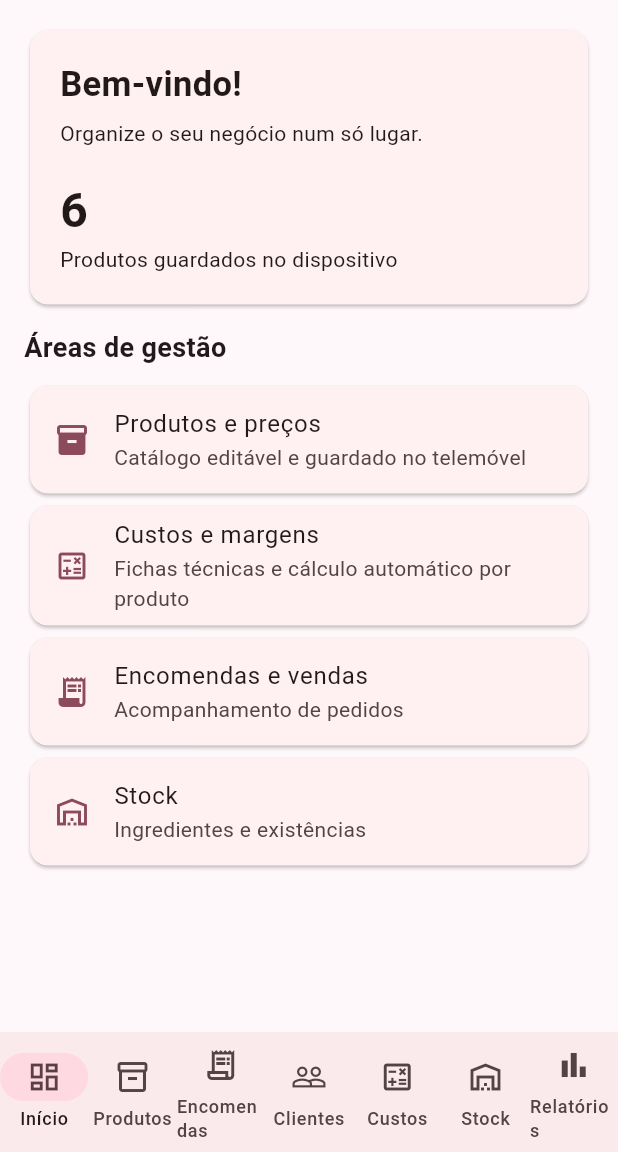
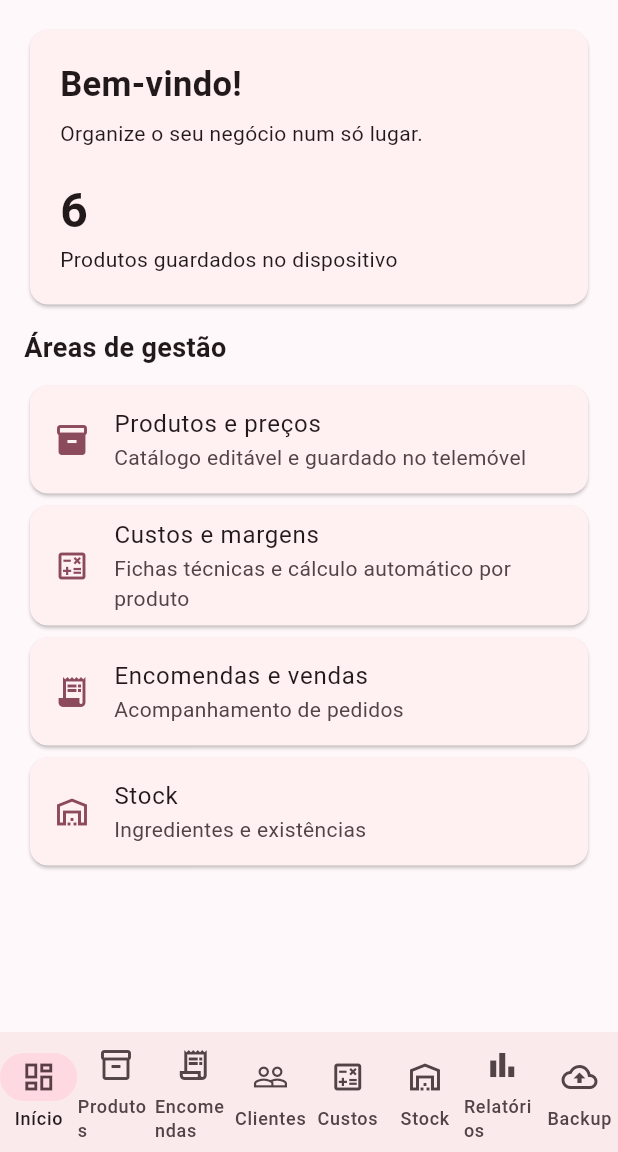
Before and after one commit to nogueiramafrapt-bit/nogueira-gestao, a Flutter app: the screen it shows after launch, on a phone screen of 412 x 824 dp, the part 84-1236 px from its top. Run offline on Flutter 3.47's test engine with Material 3 defaults, Android fonts, the phone set to English and light mode, and no system bars; our stand-ins replace shared_preferences.

Commit message:
Adicionar backup completo e exportação CSV de encomendas

```diff
--- a/lib/app.dart
+++ b/lib/app.dart
@@ -1,6 +1,7 @@
 import 'dart:convert';
 
 import 'package:flutter/material.dart';
+import 'package:flutter/services.dart';
 import 'package:shared_preferences/shared_preferences.dart';
 
 class NogueiraHomePage extends StatefulWidget {
@@ -240,7 +241,7 @@ class _NogueiraHomePageState extends State<NogueiraHomePage> {
 
   @override
   Widget build(BuildContext context) {
-    final pages = [_dashboard(), _productList(), _ordersPage(), _customersPage(), _costPage(), _stockPage(), _reportsPage()];
+    final pages = [_dashboard(), _productList(), _ordersPage(), _customersPage(), _costPage(), _stockPage(), _reportsPage(), _backupPage()];
     return Scaffold(
       appBar: AppBar(title: const Column(crossAxisAlignment: CrossAxisAlignment.start, children: [
         Text('NOGUEIRA GESTÃO', style: TextStyle(fontWeight: FontWeight.bold, letterSpacing: 0.5)),
@@ -261,6 +262,7 @@ class _NogueiraHomePageState extends State<NogueiraHomePage> {
           NavigationDestination(icon: Icon(Icons.calculate_outlined), label: 'Custos'),
           NavigationDestination(icon: Icon(Icons.warehouse_outlined), label: 'Stock'),
           NavigationDestination(icon: Icon(Icons.bar_chart_outlined), label: 'Relatórios'),
+          NavigationDestination(icon: Icon(Icons.backup_outlined), label: 'Backup'),
         ],
       ),
     );
@@ -281,6 +283,68 @@ class _NogueiraHomePageState extends State<NogueiraHomePage> {
     const _FeatureTile(icon: Icons.warehouse_outlined, title: 'Stock', subtitle: 'Ingredientes e existências'),
   ]);
 
+
+
+  Map<String, dynamic> _backupData() => {
+    'app': 'Nogueira Gestão',
+    'backup_created_at': DateTime.now().toIso8601String(),
+    'products': _products.map((e) => e.toJson()).toList(),
+    'ingredients': _ingredients.map((e) => e.toJson()).toList(),
+    'recipes': _recipes.map((k, v) => MapEntry(k, v.map((e) => e.toJson()).toList())),
+    'orders': _orders.map((e) => e.toJson()).toList(),
+    'customers': _customers.map((e) => e.toJson()).toList(),
+  };
+
+  String _ordersCsv() {
+    String cell(Object? value) => '"${(value ?? '').toString().replaceAll('"', '""')}"';
+    final rows = <List<String>>[
+      ['Data', 'Cliente', 'Telefone', 'Produto', 'Quantidade', 'Preço unitário (€)', 'Total (€)', 'Pagamento', 'Estado', 'Observações'],
+      ..._orders.map((o) => [
+        o.created.toIso8601String(), o.customer, o.phone, o.product,
+        o.quantity.toString(), o.unitPrice.toStringAsFixed(2), o.total.toStringAsFixed(2),
+        o.payment, o.status, o.notes,
+      ]),
+    ];
+    return '\uFEFF' + rows.map((r) => r.map(cell).join(';')).join('\n');
+  }
+
+  Future<void> _showCopyData(String title, String content) async {
+    await showDialog<void>(context: context, builder: (c) => AlertDialog(
+      title: Text(title),
+      content: SizedBox(width: 520, child: SingleChildScrollView(child: SelectableText(content, style: const TextStyle(fontSize: 11)))),
+      actions: [
+        TextButton(onPressed: () => Navigator.pop(c), child: const Text('Fechar')),
+        FilledButton.icon(onPressed: () async {
+          await Clipboard.setData(ClipboardData(text: content));
+          if (c.mounted) Navigator.pop(c);
+          if (mounted) ScaffoldMessenger.of(context).showSnackBar(const SnackBar(content: Text('Conteúdo copiado. Cole num ficheiro e guarde-o em segurança.')));
+        }, icon: const Icon(Icons.copy), label: const Text('Copiar')),
+      ],
+    ));
+  }
+
+  Widget _backupPage() => ListView(padding: const EdgeInsets.all(16), children: [
+    Text('Cópia de segurança e exportação', style: Theme.of(context).textTheme.titleLarge),
+    const SizedBox(height: 6),
+    const Text('Guarde uma cópia dos seus dados fora do telemóvel. Faça uma cópia regularmente.'),
+    const SizedBox(height: 14),
+    Card(child: ListTile(
+      leading: const Icon(Icons.backup_outlined, size: 30),
+      title: const Text('Cópia completa (JSON)'),
+      subtitle: const Text('Inclui produtos, ingredientes, fichas técnicas, encomendas e clientes.'),
+      trailing: const Icon(Icons.chevron_right),
+      onTap: () => _showCopyData('Cópia de segurança completa', const JsonEncoder.withIndent('  ').convert(_backupData())),
+    )),
+    Card(child: ListTile(
+      leading: const Icon(Icons.table_chart_outlined, size: 30),
+      title: const Text('Exportar encomendas (CSV)'),
+      subtitle: const Text('Formato compatível com Excel. Inclui datas, clientes, valores e estados.'),
+      trailing: const Icon(Icons.chevron_right),
+      onTap: () => _showCopyData('Exportação CSV para Excel', _ordersCsv()),
+    )),
+    const SizedBox(height: 12),
+    const Card(child: Padding(padding: EdgeInsets.all(14), child: Text('Importante: depois de copiar, cole o conteúdo num ficheiro no telemóvel ou computador. Guarde a cópia num local seguro. Esta versão permite exportar, mas ainda não restaura automaticamente uma cópia.' , style: TextStyle(fontSize: 12)))),
+  ]);
 
   Widget _reportsPage() {
     final completed = _orders.where((o) => o.status == 'Concluída').toList();
```
